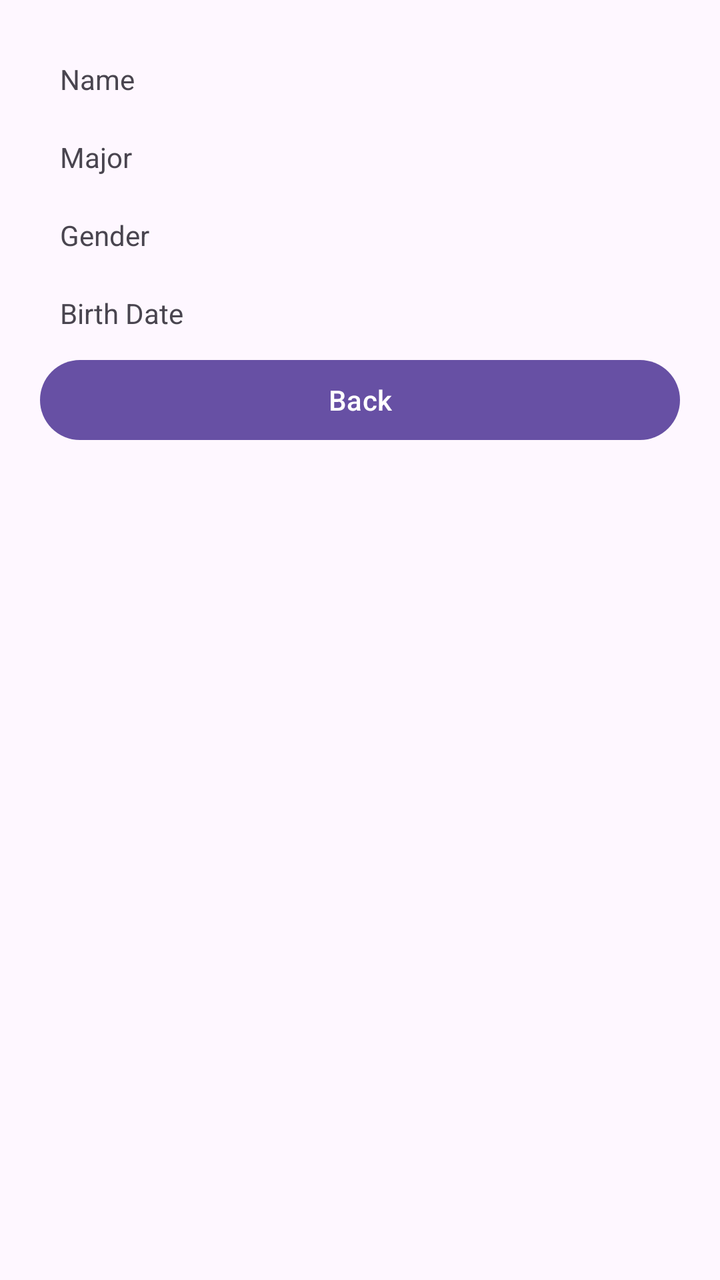
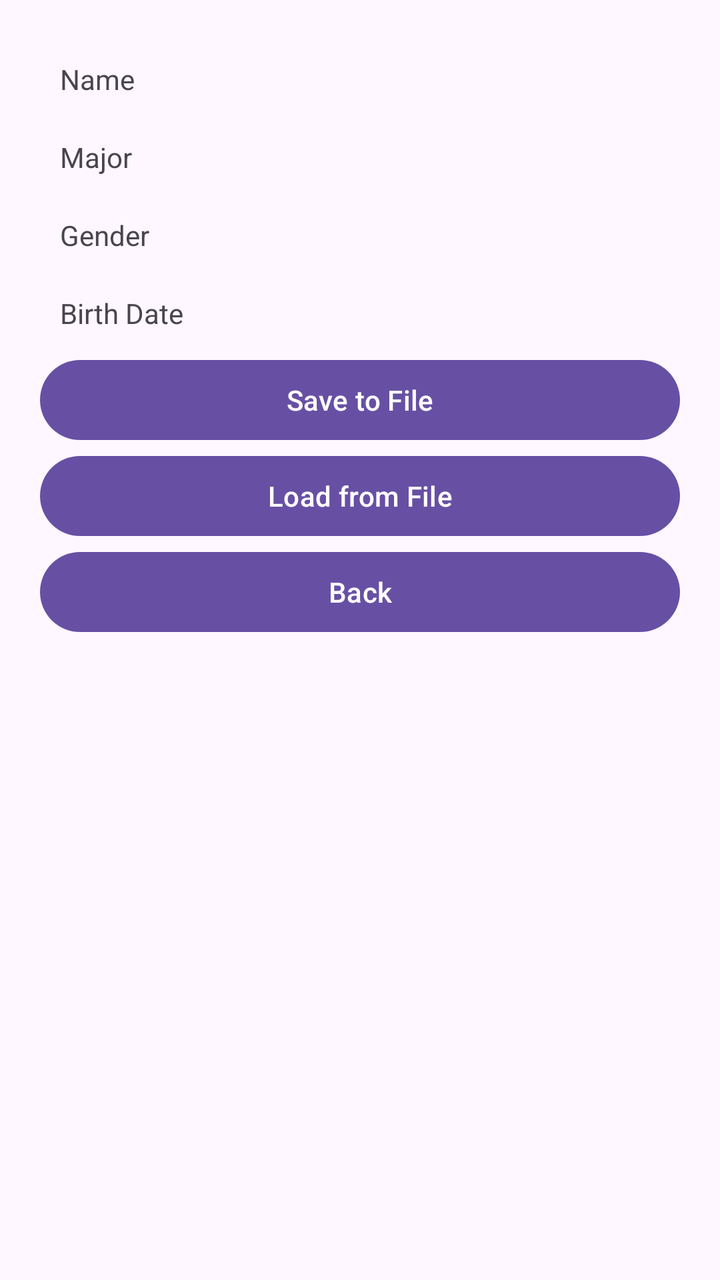

Two renders of the same Android screen: before a commit and after it. Below are the layout's source before the change and the commit's diff.
<!-- AndroidManifest.xml: application theme Theme.MP -->
<!-- res/layout/detail_screen.xml -->
<?xml version="1.0" encoding="utf-8"?>
<LinearLayout xmlns:android="http://schemas.android.com/apk/res/android"
    android:orientation="vertical"
    android:layout_width="match_parent"
    android:layout_height="match_parent"
    android:padding="@dimen/padding_default">

    <LinearLayout
        android:orientation="horizontal"
        android:layout_width="match_parent"
        android:layout_height="wrap_content"
        >
        <TextView
            android:id="@+id/textView2"
            android:layout_width="wrap_content"
            android:layout_height="wrap_content"
            android:padding="10dp"
            android:text="Name" />
        <TextView
            android:id="@+id/name_textview"
            android:layout_width="wrap_content"
            android:layout_height="wrap_content"
            android:padding="10dp"
            android:text="" />
    </LinearLayout>

    <LinearLayout
        android:orientation="horizontal"
        android:layout_width="match_parent"
        android:layout_height="wrap_content"
        >
        <TextView
            android:id="@+id/textView3"
            android:layout_width="wrap_content"
            android:layout_height="wrap_content"
            android:padding="10dp"
            android:text="Major" />
        <TextView
            android:id="@+id/major_textview"
            android:layout_width="wrap_content"
            android:layout_height="wrap_content"
            android:padding="10dp"
            android:text="" />

    </LinearLayout>

    <LinearLayout
        android:layout_width="match_parent"
        android:layout_height="wrap_content"
        android:orientation="horizontal">

        <TextView
            android:id="@+id/textView6"
            android:layout_width="wrap_content"
            android:layout_height="wrap_content"
            android:padding="10dp"
            android:text="Gender" />

        <TextView
            android:id="@+id/gender_text"
            android:layout_width="match_parent"
            android:layout_height="wrap_content"
            android:padding="10dp"
            android:text="" />
    </LinearLayout>

    <LinearLayout
        android:layout_width="wrap_content"
        android:layout_height="wrap_content"
        android:orientation="horizontal">

        <TextView
            android:id="@+id/textView5"
            android:layout_width="match_parent"
            android:layout_height="wrap_content"
            android:padding="10dp"
            android:text="Birth Date" />

        <TextView
            android:id="@+id/birth_date_text"
            android:layout_width="wrap_content"
            android:layout_height="wrap_content"
            android:padding="10dp"
            android:text="" />

    </LinearLayout>

    <Button
        android:id="@+id/button"
        android:layout_width="match_parent"
        android:layout_height="wrap_content"
        android:text="Back" />
</LinearLayout>
<!-- resources referenced by this layout -->
<resources>
  <dimen name="padding_default">20dp</dimen>
  <style name="Theme.MP" parent="Theme.Material3.DayNight.NoActionBar" />
</resources>

<!-- the commit's change to res/layout/detail_screen.xml (unified diff, before → after) -->
@@ -86,6 +86,18 @@
     </LinearLayout>
 
     <Button
+        android:id="@+id/save"
+        android:layout_width="match_parent"
+        android:layout_height="wrap_content"
+        android:text="Save to File" />
+
+    <Button
+        android:id="@+id/load"
+        android:layout_width="match_parent"
+        android:layout_height="wrap_content"
+        android:text="Load from File" />
+
+    <Button
         android:id="@+id/button"
         android:layout_width="match_parent"
         android:layout_height="wrap_content"
